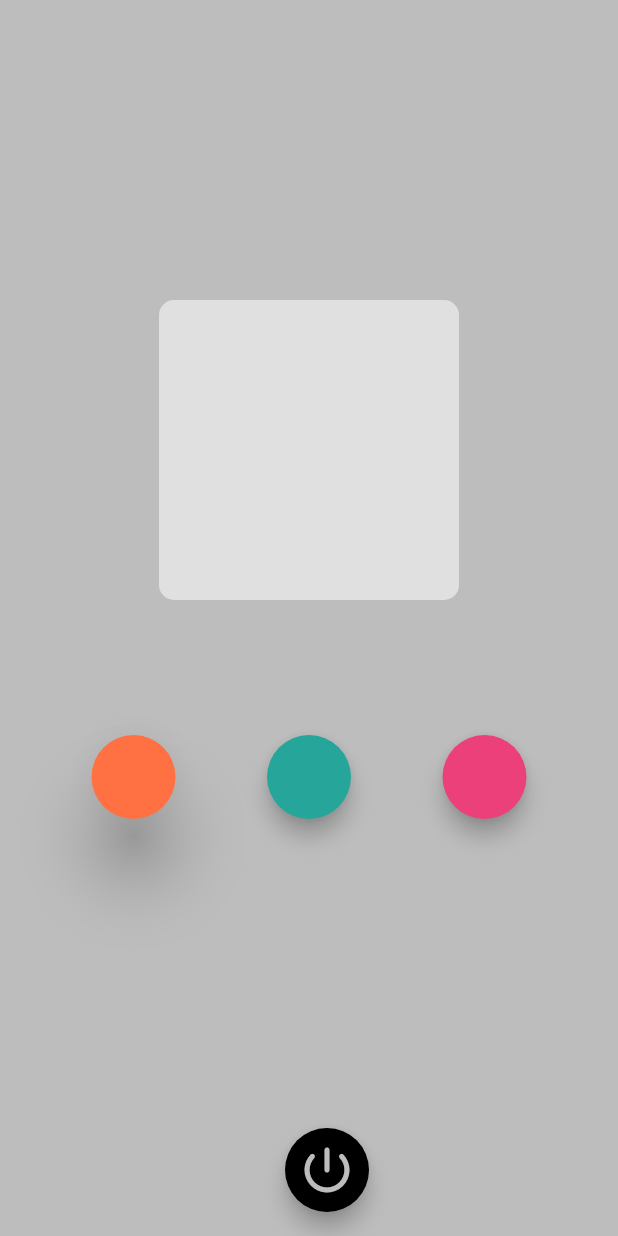
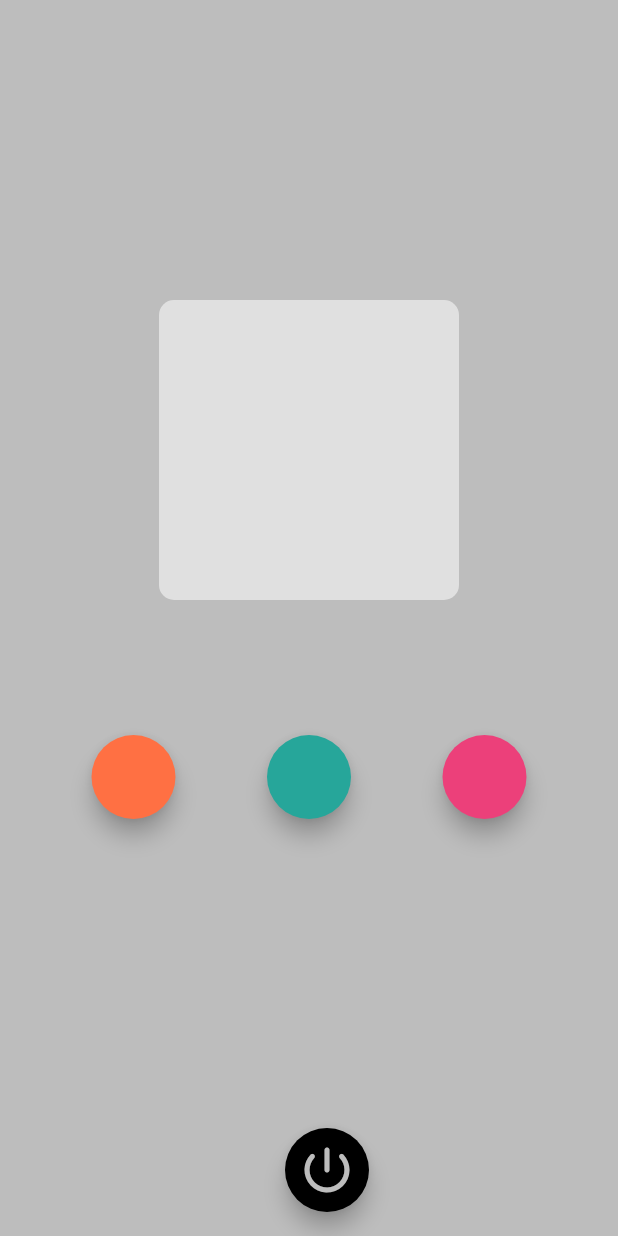
Before and after one commit to jovincia/Electrical-Switch, a Flutter app: the screen it shows after launch, on a phone screen of 412 x 824 dp. Run offline on Flutter 3.47's test engine with Material 2 defaults, Android fonts, the phone set to English and light mode, and no system bars; our stand-ins replace google_fonts.

Commit message:
new updates

```diff
--- a/lib/colors.dart
+++ b/lib/colors.dart
@@ -0,0 +1,13 @@
+  import 'package:flutter/material.dart';
+
+class MainColors{
+
+  static Color? orange =  Colors.deepOrange[400];
+  static Color? teal =  Colors.teal[400];
+  static Color? pink =  Colors.pink[400];
+  static Color? grey =  Colors.grey[400];
+  static Color? secondGrey = Colors.grey[300];
+  static Color white =  Colors.white;
+  static Color black =  Colors.black;
+
+}
--- a/lib/home_page.dart
+++ b/lib/home_page.dart
@@ -1,3 +1,4 @@
+import 'package:container/colors.dart';
 import 'package:flutter/material.dart';
 import 'package:google_fonts/google_fonts.dart';
 
@@ -11,38 +12,56 @@ class HomePage extends StatefulWidget {
 class _HomePageState extends State<HomePage> {
   bool isColoredIcon = false;
   bool isColoredBG = false;
-  // bool isSwitchedBS = false;
-
-  Color isSwitchedBS = Colors.grey[400]!;
+  bool isColoredShadow = false;
+  Color isSwitchedBS =  Colors.grey[400]!;
 
   void changeColors(Color color) {
     setState(() {
       isColoredIcon = !isColoredIcon;
+      isColoredShadow = !isColoredShadow;
       isColoredBG = !isColoredBG;
-      isSwitchedBS = color;
     });
   }
 
+
   void changeBoxShadowColor(Color color) {
     setState(() {
-      isSwitchedBS = color;
+      if (isSwitchedBS == color) {
+        isSwitchedBS = Colors.grey[400]!;
+        isColoredShadow = false;
+      } else {
+        isSwitchedBS = color;
+        isColoredShadow = true;
+      }
     });
   }
+
+  var customFontMadeBy = GoogleFonts.alegreya(
+    textStyle: TextStyle(
+      color: MainColors.black,
+      fontSize: 23,
+      decoration: TextDecoration.combine(
+        [
+          TextDecoration.none,
+        ],
+      ),
+      fontWeight: FontWeight.w300,
+    ),
+  );
 
   @override
   Widget build(BuildContext context) {
     return Scaffold(
-      backgroundColor: Colors.grey[400],
+      backgroundColor: MainColors.grey,
       floatingActionButton: Padding(
         padding: const EdgeInsets.only(left: 150, right: 150, top: 50),
         child: FloatingActionButton(
-          onPressed: () => changeColors(Colors.grey[400]!),
-          backgroundColor: isColoredBG ? Colors.white : Colors.black ,
+          onPressed: () => changeColors(MainColors.grey!),
+          backgroundColor: isColoredBG ? MainColors.white : MainColors.black,
           child: Icon(Icons.power_settings_new_rounded,
               size: 40, color: isSwitchedBS),
         ),
       ),
-
       body: Column(
         children: [
           Center(
@@ -52,18 +71,17 @@ class _HomePageState extends State<HomePage> {
                 height: 200,
                 width: 200,
                 decoration: BoxDecoration(
-                    color: Colors.grey[300],
+                    color: MainColors.secondGrey,
                     borderRadius: BorderRadius.circular(10),
                     boxShadow: [
                       BoxShadow(
                         color: isSwitchedBS,
-                        //color: isColoredIcon ? Colors.deepOrange : Colors.grey[400]!,
                         offset: const Offset(10.0, 10.0),
                         spreadRadius: 2.0,
                         blurRadius: 15,
                       ),
                       BoxShadow(
-                        color: isColoredIcon ? Colors.white : Colors.grey[400]!,
+                        color: isColoredIcon ? MainColors.white : MainColors.grey!,
                         offset: const Offset(-10.0, -10.0),
                         spreadRadius: 2.0,
                         blurRadius: 15,
@@ -78,32 +96,31 @@ class _HomePageState extends State<HomePage> {
               mainAxisAlignment: MainAxisAlignment.spaceEvenly,
               children: [
                 FloatingActionButton(
-                  elevation: 20.0,
-                  onPressed: () => changeBoxShadowColor(Colors.deepOrange),
-                  backgroundColor: Colors.deepOrange[400],
+                  onPressed: () =>
+                      changeBoxShadowColor(MainColors.orange!),
+                  backgroundColor: MainColors.orange,
                 ),
                 FloatingActionButton(
-                  onPressed: () => changeBoxShadowColor(Colors.teal[400]!),
-                  backgroundColor: Colors.teal[400],
+                  onPressed: () => changeBoxShadowColor(MainColors.teal!),
+                  backgroundColor: MainColors.teal,
                 ),
                 FloatingActionButton(
-                  onPressed: () => changeBoxShadowColor(Colors.pink[400]!),
-                  backgroundColor: Colors.pink[400],
+                  onPressed: () => changeBoxShadowColor(MainColors.pink!),
+                  backgroundColor: MainColors.pink,
                 )
               ],
             ),
-          )
+          ),
+      /*     Padding(
+            padding: const EdgeInsets.only(top: 100),
+            child: Text(
+              "Made by Dani.",
+              textDirection: TextDirection.ltr,
+              style:customFontMadeBy ,
+            ),
+          ), */
         ],
       ),
-      /* child: Text("Made by Dani.",
-      textDirection: TextDirection.ltr,
-      style: TextStyle(
-        fontFamily: GoogleFonts.happyMonkey(),
-        color: Colors.deepOrange,
-        fontSize: 23,
-        decorationStyle: TextDecorationStyle.wavy,
-        fontWeight: FontWeight.w600,
-      ),),*/
     );
   }
 }
@@ -118,6 +135,6 @@ class MyHomePage extends StatefulWidget {
 class _MyHomePageState extends State<MyHomePage> {
   @override
   Widget build(BuildContext context) {
-    return Scaffold();
+    return const Scaffold();
   }
 }
--- a/lib/main.dart
+++ b/lib/main.dart
@@ -27,6 +27,6 @@ class MyHomePage extends StatefulWidget {
 class _MyHomePageState extends State<MyHomePage> {
   @override
   Widget build(BuildContext context) {
-    return Scaffold();
+    return const Scaffold();
   }
 }
```
